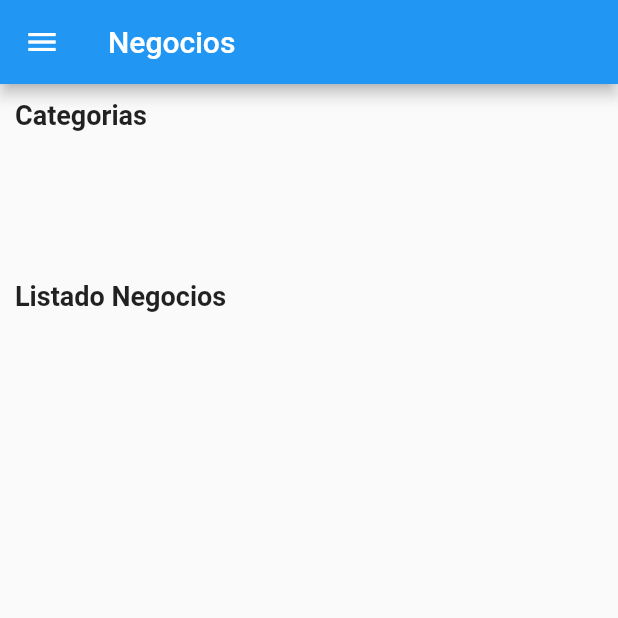
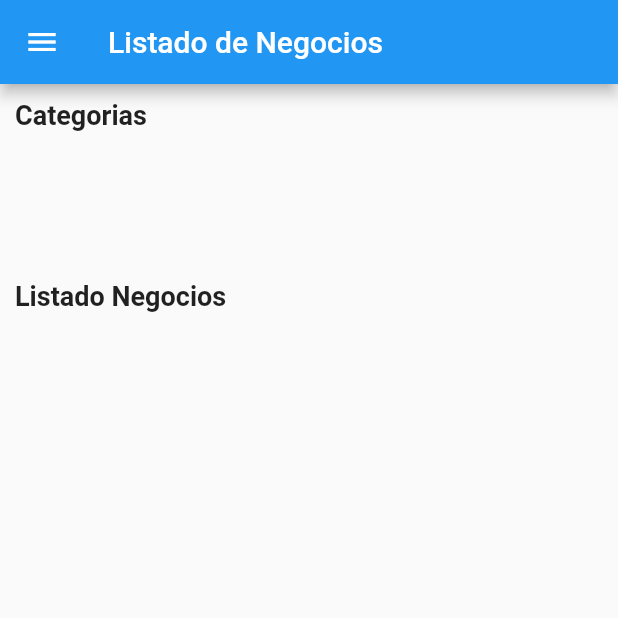
Before and after one commit to julenbero/HolaVeciApp, a Flutter app: the screen it shows once a user with an empty profile is signed in, on a phone screen of 412 x 824 dp, the top half of it. Run offline on Flutter 3.47's test engine with Material 2 defaults, Android fonts, the phone set to English and light mode, and no system bars; our stand-ins replace basic_utils, cloud_firestore, firebase_auth, firebase_core, firebase_messaging, fluttertoast and 2 more; missing offline and left inert: social_auth_buttons; accounts and stored records are empty; network calls fail.

Commit message:
Ajustes Visuales

```diff
--- a/lib/store_main.dart
+++ b/lib/store_main.dart
@@ -14,10 +14,10 @@ class _Store_MainState extends State<Store_Main> {
   Widget build(BuildContext context) {
     return Scaffold(
         appBar: AppBar(
-          title: Text("Negocios"),
-          actions: [
-            TextButton(onPressed: (){}, child: Text('Cerrar Sesion'))
-          ],
+          title: Text("Listado de Negocios"),
+          // actions: [
+          //   TextButton(onPressed: (){}, child: Text('Cerrar Sesion'))
+          // ],
         ),
         body: Container(
           padding: EdgeInsets.all(10),
```
Also changed, not shown: lib/categories_scroll.dart (+12 -6 lines), lib/category_search.dart (+9 -1 lines), lib/products_search.dart (+9 -2 lines).
